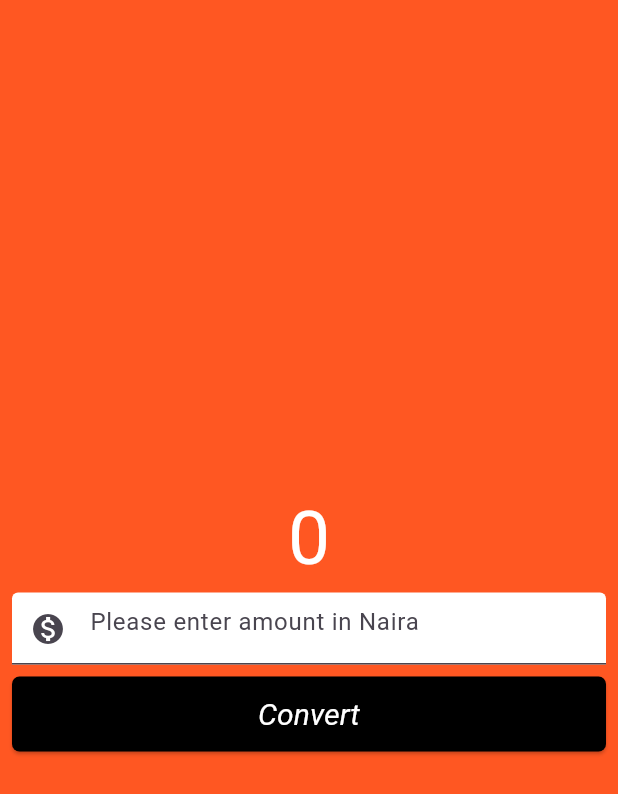
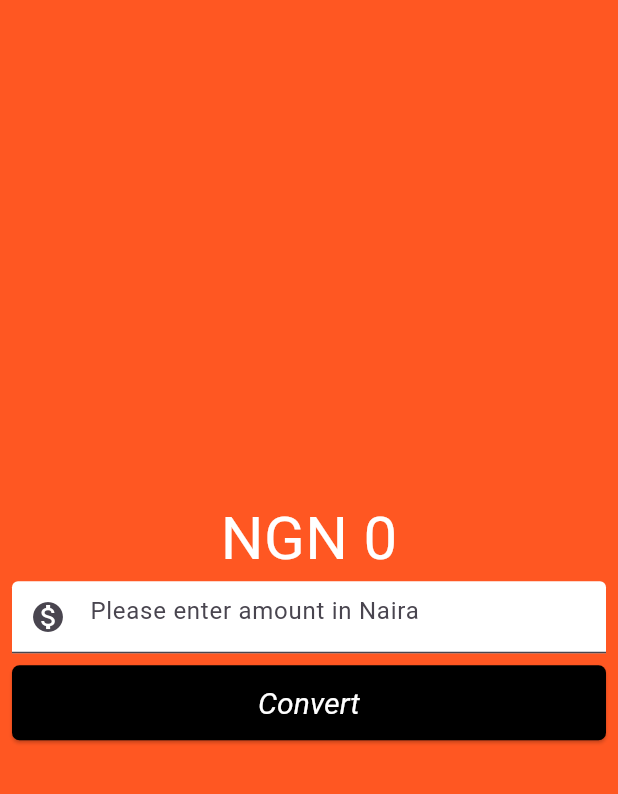
Before and after one commit to nahorr/flutter_currency_converter, a Flutter app: the screen it shows after launch, after a tap on "Convert", on a phone screen of 412 x 824 dp. Shown: the top 794 px of the screen. Run offline on Flutter 3.47's test engine with Material 3 defaults, Android fonts, the phone set to English and light mode, and no system bars.

Commit message:
more features

```diff
--- /dev/null
+++ b/lib/currency_converter_page.dart
@@ -0,0 +1,86 @@
+import 'package:flutter/material.dart';
+
+
+class CurrencyConverter extends StatefulWidget{
+  const CurrencyConverter({super.key});
+
+  @override
+  State<CurrencyConverter> createState() => _CurrencyConverterState();
+
+}
+
+
+class _CurrencyConverterState extends State<CurrencyConverter> {
+
+  double result = 0;
+
+  final TextEditingController textEditingController = TextEditingController();
+
+  void convert () {
+    result = double.parse(textEditingController.text) * 80;
+    setState(() {});
+  }
+
+  @override
+  void dispose(){
+    textEditingController.dispose();
+    super.dispose();
+  }
+  @override
+  Widget build(BuildContext context){
+
+    return MaterialApp(
+
+      home: Scaffold(
+          body: Center(
+            child: Padding(
+              padding: const EdgeInsets.all(8.0),
+              child: Column(
+                mainAxisAlignment: MainAxisAlignment.center,
+                children: [
+                  Text(
+                      'NGN ${result != 0 ? result.toStringAsFixed(2) : result.toStringAsFixed(0)}',
+                      style: const TextStyle(
+                        color: Colors.white,
+                        fontSize: 40,
+                      ),
+                    ),
+                    TextField(
+                      controller: textEditingController,
+                      keyboardType: const TextInputType.numberWithOptions(decimal: true),
+                      decoration: const InputDecoration(
+                        filled: true,
+                        fillColor: Colors.white,
+                        hintText: 'Please enter amount in Naira',
+                        prefixIcon: Icon(Icons.monetization_on),
+                      ),
+                    ),
+                    Padding(
+                      padding: const EdgeInsets.only(top: 8.0),
+                      child: ElevatedButton(
+                        style: TextButton.styleFrom(
+                          backgroundColor: Colors.black,
+                          foregroundColor: Colors.white,
+                          textStyle: const TextStyle(
+                            fontSize: 20,
+                            fontStyle: FontStyle.italic,
+                            ),
+                            minimumSize: const Size(double.infinity, 50),
+                            shape: RoundedRectangleBorder(
+                              borderRadius: BorderRadius.circular(5),
+                            ),
+                        ),
+                        onPressed: convert,
+                        child: const Text('Convert'),
+                        ),
+                    )
+                ],
+              ),
+            ),
+          ),
+          backgroundColor: Colors.deepOrange,
+        ),
+    );
+
+  }
+}
--- a/lib/main.dart
+++ b/lib/main.dart
@@ -1,79 +1,17 @@
-import 'package:flutter/foundation.dart';
+import 'package:curreny_converter/currency_converter_page.dart';
 import 'package:flutter/material.dart';
-
 
 void main(){
   runApp(const MyApp());
 }
 
-class MyApp extends StatelessWidget {
-
+class MyApp extends StatelessWidget{
   const MyApp({super.key});
-
-  void convert () {
-
-    if (kDebugMode) {
-      print(10*10);
-    }
-
-  }
 
   @override
   Widget build(BuildContext context){
-
-    return MaterialApp(
-
-      home: Scaffold(
-          body: Center(
-            child: Padding(
-              padding: const EdgeInsets.all(8.0),
-              child: Column(
-                mainAxisAlignment: MainAxisAlignment.center,
-                children: [
-                  const Text(
-                      '0',
-                      style: TextStyle(
-                        color: Colors.white,
-                        fontSize: 50,
-                      ),
-                    ),
-                    TextField(
-                      controller: TextEditingController(),
-                      keyboardType: const TextInputType.numberWithOptions(decimal: true),
-                      decoration: const InputDecoration(
-                        filled: true,
-                        fillColor: Colors.white,
-                        hintText: 'Please enter amount in Naira',
-                        prefixIcon: Icon(Icons.monetization_on),
-                      ),
-                    ),
-                    Padding(
-                      padding: const EdgeInsets.only(top: 8.0),
-                      child: ElevatedButton(
-                        style: TextButton.styleFrom(
-                          backgroundColor: Colors.black,
-                          foregroundColor: Colors.white,
-                          textStyle: const TextStyle(
-                            fontSize: 20,
-                            fontStyle: FontStyle.italic,
-                            ),
-                            minimumSize: const Size(double.infinity, 50),
-                            shape: RoundedRectangleBorder(
-                              borderRadius: BorderRadius.circular(5),
-                            ),
-                        ),
-                        onPressed: convert,
-
-                        child: const Text('Convert'),
-                        ),
-                    )
-                ],
-              ),
-            ),
-          ),
-          backgroundColor: Colors.deepOrange,
-        ),
+    return const MaterialApp(
+      home: CurrencyConverter(),
     );
-
   }
 }
```
